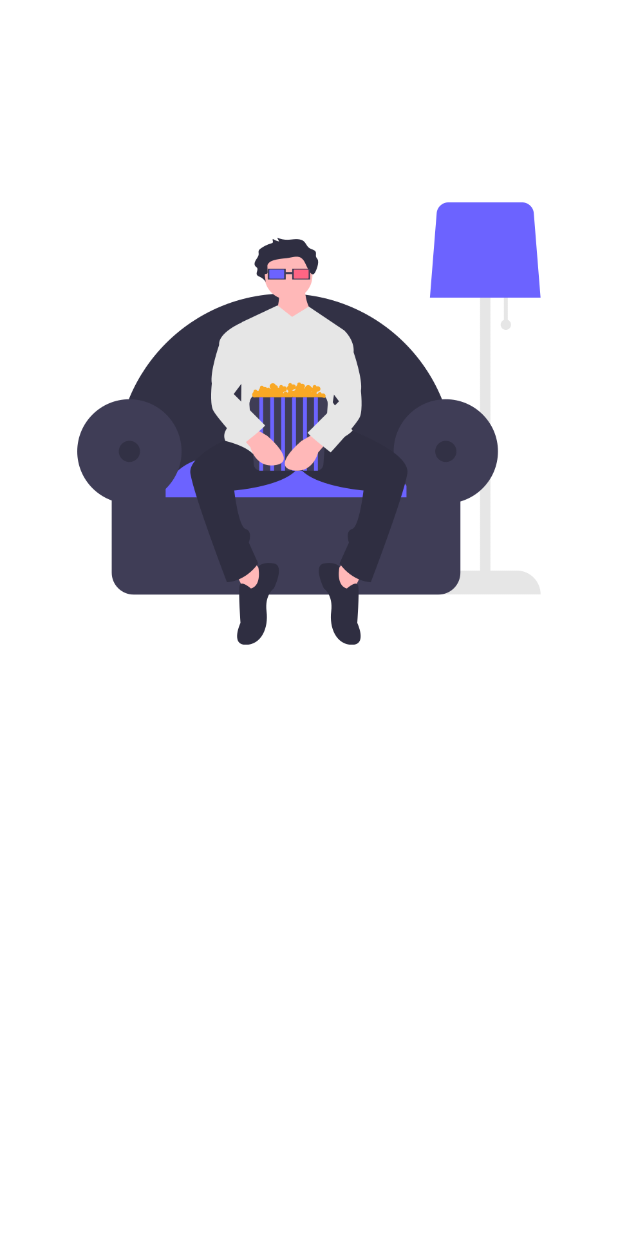
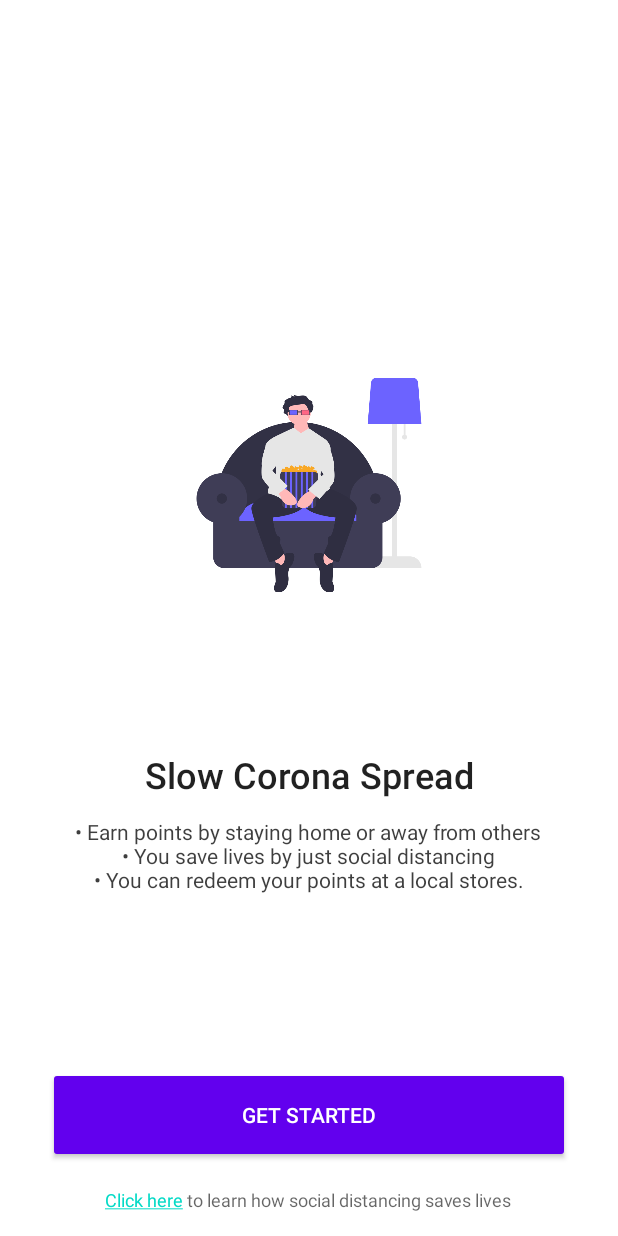
Before and after one commit to Elvis10ten/CoronaGo, an Android app: the screen it shows after launch (MainActivity before the commit, OnboardingActivity after it), on a phone screen of 412 x 824 dp. Run offline under Robolectric (Android 15) with nearby library versions, the phone set to English and light mode, and no system bars; our stand-ins replace Timber.

Commit message:
Finished onboarding screen

```diff
--- a/app/build.gradle
+++ b/app/build.gradle
@@ -45,7 +45,10 @@ dependencies {
     implementation Dependencies.JAVAX_ANNOTATION
 
     implementation Dependencies.JAKE_TIMBER
+    implementation Dependencies.GSON
 
+    implementation 'androidx.appcompat:appcompat:1.1.0'
+    implementation 'androidx.constraintlayout:constraintlayout:1.1.3'
     testImplementation Dependencies.JUNIT
     androidTestImplementation Dependencies.ANDROIDX_EXPRESSO_CORE
 }
--- /dev/null
+++ b/app/src/main/java/com/coronago/CoronaGoApp.kt
@@ -0,0 +1,19 @@
+package com.coronago
+
+import android.app.Application
+import timber.log.Timber
+
+class CoronaGoApp: Application() {
+
+    override fun onCreate() {
+        super.onCreate()
+        initLogs()
+        Injector.init(this)
+    }
+
+    private fun initLogs() {
+        if(BuildConfig.DEBUG) {
+            Timber.plant(Timber.DebugTree())
+        }
+    }
+}
--- /dev/null
+++ b/app/src/main/java/com/coronago/HomeActivity.kt
@@ -0,0 +1,42 @@
+package com.coronago
+
+import android.content.Context
+import android.content.Intent
+import androidx.appcompat.app.AppCompatActivity
+import android.os.Bundle
+import com.coronago.user.UserStore
+
+class HomeActivity: AppCompatActivity(), UserStore.Callback {
+
+    lateinit var userStore: UserStore
+
+    override fun onCreate(savedInstanceState: Bundle?) {
+        super.onCreate(savedInstanceState)
+        Injector.inject(this)
+        setContentView(R.layout.activity_home)
+        userStore.checkState(this)
+    }
+
+    override fun onOnboardingRequired() {
+        OnboardingActivity.start(this)
+        finish()
+    }
+
+    override fun onSignInRequired() {
+        SignInActivity.start(this)
+        finish()
+    }
+
+    override fun onSignedIn() {
+        // Initialize home
+    }
+
+    companion object {
+
+        fun start(context: Context) {
+            Intent(context, HomeActivity::class.java).apply {
+                context.startActivity(this)
+            }
+        }
+    }
+}
--- /dev/null
+++ b/app/src/main/java/com/coronago/Injector.kt
@@ -0,0 +1,26 @@
+package com.coronago
+
+import android.content.Context
+import com.coronago.user.UserStore
+import com.google.gson.Gson
+
+object Injector {
+
+    private lateinit var appContext: Context
+
+    private val gson by lazy { Gson() }
+
+    private val userStore by lazy { UserStore(appContext, gson) }
+
+    fun init(context: Context) {
+        appContext = context
+    }
+
+    fun inject(homeActivity: HomeActivity) {
+        homeActivity.userStore = userStore
+    }
+
+    fun inject(onboardingActivity: OnboardingActivity) {
+        onboardingActivity.userStore = userStore
+    }
+}
--- a/app/src/main/java/com/coronago/MainActivity.kt
+++ /dev/null
@@ -1,12 +0,0 @@
-package com.coronago
-
-import androidx.appcompat.app.AppCompatActivity
-import android.os.Bundle
-
-class MainActivity : AppCompatActivity() {
-
-    override fun onCreate(savedInstanceState: Bundle?) {
-        super.onCreate(savedInstanceState)
-        setContentView(R.layout.activity_main)
-    }
-}
--- /dev/null
+++ b/app/src/main/java/com/coronago/OnboardingActivity.kt
@@ -0,0 +1,35 @@
+package com.coronago
+
+import android.content.Context
+import android.content.Intent
+import androidx.appcompat.app.AppCompatActivity
+import android.os.Bundle
+import android.text.method.LinkMovementMethod
+import com.coronago.user.UserStore
+import kotlinx.android.synthetic.main.activity_onboarding.*
+
+class OnboardingActivity : AppCompatActivity() {
+
+    lateinit var userStore: UserStore
+
+    override fun onCreate(savedInstanceState: Bundle?) {
+        super.onCreate(savedInstanceState)
+        Injector.inject(this)
+        setContentView(R.layout.activity_onboarding)
+        whySocialDistancingTextView.movementMethod = LinkMovementMethod.getInstance()
+        getStartedButton.setOnClickListener {
+            userStore.justOnboarded()
+            HomeActivity.start(this)
+            finish()
+        }
+    }
+
+    companion object {
+
+        fun start(context: Context) {
+            Intent(context, OnboardingActivity::class.java).apply {
+                context.startActivity(this)
+            }
+        }
+    }
+}
--- /dev/null
+++ b/app/src/main/java/com/coronago/user/UserModel.kt
@@ -0,0 +1,5 @@
+package com.coronago.user
+
+data class UserModel(
+    val userName: String
+)
--- /dev/null
+++ b/app/src/main/java/com/coronago/user/UserStore.kt
@@ -0,0 +1,49 @@
+package com.coronago.user
+
+import android.content.Context
+import com.google.gson.Gson
+
+private const val KEY_HAS_ONBOARDED = "KEY_HAS_ONBOARDED"
+private const val KEY_USER_MODEL = "KEY_USER_MODEL"
+
+class UserStore(
+    private val appContext: Context,
+    private val gson: Gson
+) {
+
+    private val sp = appContext.getSharedPreferences("USER_STORE", Context.MODE_PRIVATE)
+    private var signedInUserModel: UserModel? = null
+
+    fun checkState(callback: Callback) {
+        if(!sp.getBoolean(KEY_HAS_ONBOARDED, false)) {
+            callback.onOnboardingRequired()
+        } else if(getUserModel() == null) {
+            callback.onSignInRequired()
+        } else {
+            callback.onSignedIn()
+        }
+    }
+
+    fun justOnboarded() {
+        sp.edit().putBoolean(KEY_HAS_ONBOARDED, true).apply()
+    }
+
+    fun justSignedIn(userModel: UserModel) {
+        sp.edit().putString(KEY_USER_MODEL, gson.toJson(userModel)).apply()
+    }
+
+    fun getUserModel(): UserModel? {
+        if(signedInUserModel != null) return signedInUserModel
+        signedInUserModel = gson.fromJson(sp.getString(KEY_USER_MODEL, null), UserModel::class.java)
+        return signedInUserModel
+    }
+
+    interface Callback {
+
+        fun onOnboardingRequired()
+
+        fun onSignInRequired()
+
+        fun onSignedIn()
+    }
+}
--- a/app/src/main/res/layout/activity_main.xml
+++ b/app/src/main/res/layout/activity_home.xml
@@ -5,12 +5,7 @@
     xmlns:tools="http://schemas.android.com/tools"
     android:layout_width="match_parent"
     android:layout_height="match_parent"
-    tools:context=".MainActivity">
-
-    <ImageView
-        android:layout_width="wrap_content"
-        android:layout_height="wrap_content"
-        android:src="@drawable/ic_onboarding" />
+    tools:context=".HomeActivity">
 
     <TextView
         android:layout_width="wrap_content"
--- /dev/null
+++ b/app/src/main/res/layout/activity_onboarding.xml
@@ -0,0 +1,77 @@
+<?xml version="1.0" encoding="utf-8"?>
+<LinearLayout
+    xmlns:android="http://schemas.android.com/apk/res/android"
+    xmlns:tools="http://schemas.android.com/tools"
+    android:orientation="vertical"
+    android:layout_width="match_parent"
+    android:layout_height="match_parent"
+    android:weightSum="2"
+    android:gravity="center_horizontal"
+    android:paddingStart="32dp"
+    android:paddingEnd="32dp"
+    android:paddingTop="32dp"
+    android:paddingBottom="16dp"
+    tools:context=".OnboardingActivity">
+
+    <Space
+        android:layout_width="0dp"
+        android:layout_height="0dp"
+        android:layout_weight="1"
+        />
+
+    <ImageView
+        android:layout_width="200dp"
+        android:layout_height="200dp"
+        android:src="@drawable/ic_onboarding"
+        android:contentDescription="@null"
+        />
+
+    <Space
+        android:layout_width="0dp"
+        android:layout_height="0dp"
+        android:layout_weight="0.4"
+        />
+
+    <TextView
+        android:layout_width="wrap_content"
+        android:layout_height="wrap_content"
+        android:textAppearance="@style/TextAppearance.AppCompat.Headline"
+        android:fontFamily="@string/fontFamilyMedium"
+        android:gravity="center_horizontal"
+        android:text="@string/onboardingTitle"
+        />
+
+    <TextView
+        android:layout_width="wrap_content"
+        android:layout_height="wrap_content"
+        android:layout_marginTop="12dp"
+        android:textAppearance="@style/TextAppearance.AppCompat.Body1"
+        android:gravity="center_horizontal"
+        android:alpha="?alphaEmphasisHigh"
+        android:text="@string/onboardingSubtitle"
+        />
+
+    <Space
+        android:layout_width="0dp"
+        android:layout_height="0dp"
+        android:layout_weight="0.6"
+        />
+
+    <Button
+        android:id="@+id/getStartedButton"
+        android:layout_width="match_parent"
+        android:layout_height="@dimen/fatButtonHeight"
+        android:text="@string/onboardingActionGetStarted"
+        style="@style/Widget.AppCompat.Button.Colored"
+        />
+
+    <TextView
+        android:id="@+id/whySocialDistancingTextView"
+        android:layout_width="wrap_content"
+        android:layout_height="wrap_content"
+        android:paddingTop="16dp"
+        android:gravity="center_horizontal"
+        android:textAppearance="@style/TextAppearance.AppCompat.Caption"
+        android:text="@string/onboardingWhySocialDistancingWorks"
+        />
+</LinearLayout>
--- a/app/src/main/res/values/dimens.xml
+++ b/app/src/main/res/values/dimens.xml
@@ -10,4 +10,6 @@
     <dimen name="profilePhotoSmallSize">36dp</dimen>
     <dimen name="screenVerticalPadding">16dp</dimen>
     <dimen name="screenHorizontalPadding">16dp</dimen>
+
+    <dimen name="fatButtonHeight">64dp</dimen>
 </resources>
--- a/app/src/main/res/values/strings.xml
+++ b/app/src/main/res/values/strings.xml
@@ -1,3 +1,9 @@
 <resources>
-    <string name="app_name">CoronaGo</string>
+    <string name="appName">CoronaGo</string>
+
+    <!-- Onboarding screen -->
+    <string name="onboardingTitle">Slow Corona Spread</string>
+    <string name="onboardingSubtitle">• Earn points by staying home or away from others\n• You save lives by just social distancing\n• You can redeem your points at a local stores.</string>
+    <string name="onboardingActionGetStarted">Get Started</string>
+    <string name="onboardingWhySocialDistancingWorks"><a href="https://www.washingtonpost.com/graphics/2020/world/corona-simulator/">Click here</a> to learn how social distancing saves lives</string>
 </resources>
```
Also changed, not shown: app/src/main/AndroidManifest.xml (+5 -2 lines), app/src/main/java/com/coronago/SignInActivity.kt (added, +23 -0 lines), app/src/main/res/layout/activity_sign_in.xml (added, +9 -0 lines).
